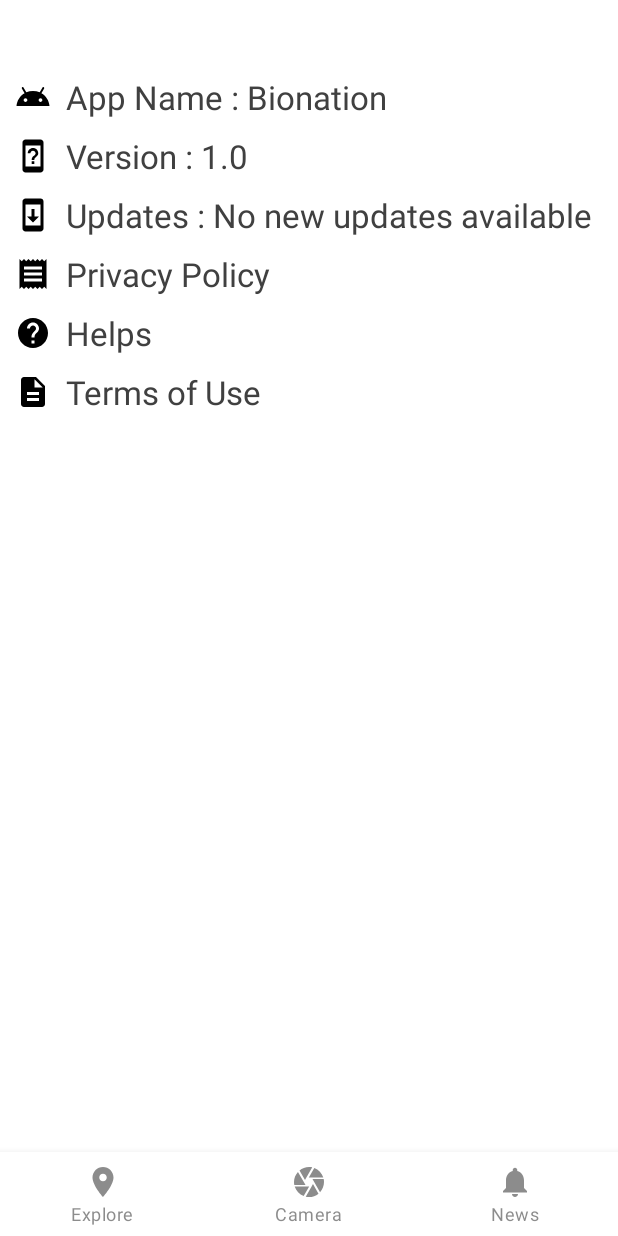
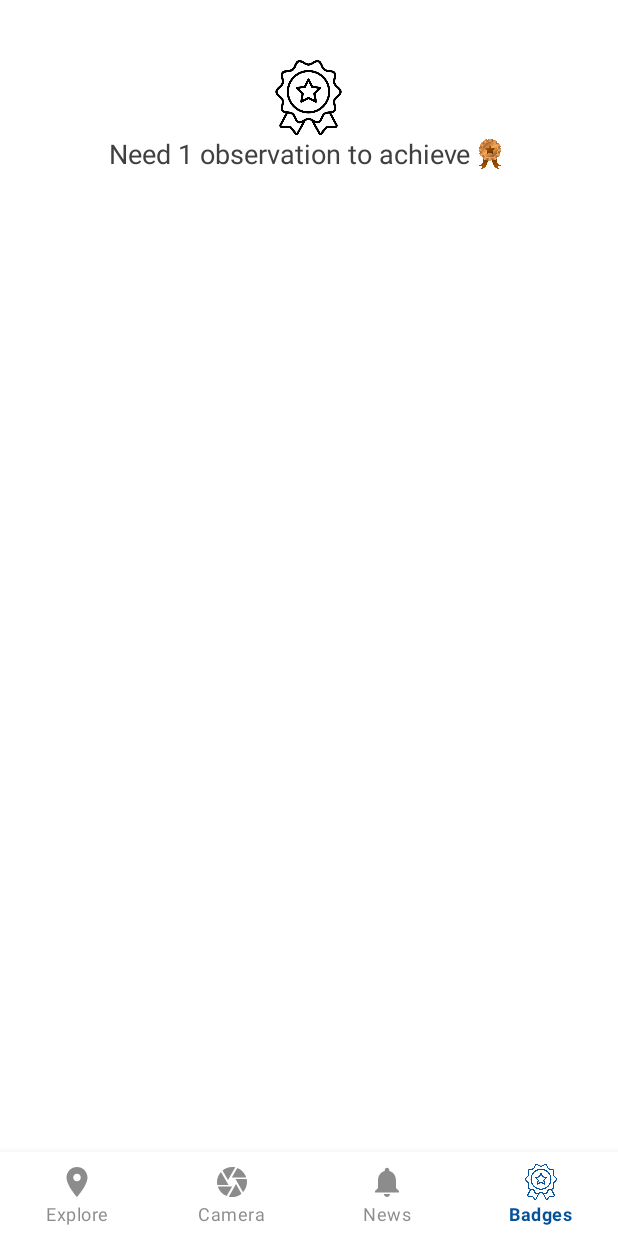
Before and after one commit to fias786/Bionation, an Android app: the SettingsFragment screen opened through its navigation route, on a phone screen of 412 x 824 dp. Run offline under Robolectric (Android 15) with nearby library versions, the phone set to English and light mode, and no system bars; our stand-ins replace navigation-ui; libraries missing offline, so code that uses them is left out: com.ibm.cloud, io.realm; pictures from the network do not load; 7 statements that could not run were skipped.

Commit message:
Badges added as bottom nagivation bar

```diff
--- a/app/src/main/java/com/persistent/bionation/ui/camera/ObservationBadges.java
+++ b/app/src/main/java/com/persistent/bionation/ui/camera/ObservationBadges.java
@@ -4,6 +4,7 @@ import android.annotation.SuppressLint;
 import android.graphics.Color;
 import android.os.Build;
 import android.os.Bundle;
+import android.util.Log;
 import android.view.View;
 import android.view.WindowManager;
 import android.widget.ImageView;
@@ -28,6 +29,8 @@ import io.realm.RealmConfiguration;
 import io.realm.RealmResults;
 
 public class ObservationBadges extends AppCompatActivity {
+
+    private static final String TAG = "ObservationBadges";
 
     TextView observationBadgeCount,badgesNoObservation;
     ImageView observationBadgeIcon,currentBadge;
@@ -80,7 +83,7 @@ public class ObservationBadges extends AppCompatActivity {
         realm = Realm.getDefaultInstance();
 
         RealmResults<BadgesDataObject> realmResults = realm.where(BadgesDataObject.class).findAllAsync();
-        if(realmResults!=null){
+        if(realmResults!=null && realmResults.toArray().length>0){
             for(BadgesDataObject badgesDataObject : realmResults){
                 BadgeObservationData badgeObservationData = new BadgeObservationData(badgesDataObject.imageUrl,
                         badgesDataObject.scientific_name,badgesDataObject.time,
--- a/app/src/main/java/com/persistent/bionation/ui/settings/SettingsFragment.java
+++ b/app/src/main/java/com/persistent/bionation/ui/settings/SettingsFragment.java
@@ -3,23 +3,96 @@ package com.persistent.bionation.ui.settings;
 import android.graphics.Color;
 import android.os.Build;
 import android.os.Bundle;
+import android.util.Log;
 import android.view.LayoutInflater;
 import android.view.View;
 import android.view.ViewGroup;
 import android.view.WindowManager;
+import android.widget.ImageView;
+import android.widget.TextView;
 
 import androidx.annotation.NonNull;
 import androidx.annotation.Nullable;
 import androidx.fragment.app.Fragment;
+import androidx.recyclerview.widget.LinearLayoutManager;
+import androidx.recyclerview.widget.RecyclerView;
 
 import com.persistent.bionation.R;
+import com.persistent.bionation.adapter.BadgesRecyclerView;
+import com.persistent.bionation.data.BadgeObservationData;
+import com.persistent.bionation.data.BadgesDataObject;
+import com.persistent.bionation.ui.camera.SharedPrefs;
+
+import java.util.ArrayList;
+
+import io.realm.Realm;
+import io.realm.RealmConfiguration;
+import io.realm.RealmResults;
 
 public class SettingsFragment extends Fragment {
+
+    private static final String TAG = "SettingsFragment";
+
+    TextView observationBadgeCount,badgesNoObservation;
+    ImageView observationBadgeIcon,currentBadge;
+    RecyclerView badgeRecyclerView;
+    BadgesRecyclerView badgesRecyclerViewAdapter;
+    ArrayList<BadgeObservationData> badgeObservationDataArrayList = new ArrayList<>();
+    Realm realm;
 
     @Nullable
     @Override
     public View onCreateView(@NonNull LayoutInflater inflater, @Nullable ViewGroup container, @Nullable Bundle savedInstanceState) {
         View root = inflater.inflate(R.layout.fragment_settings, container, false);
+        Realm.init(getContext());
+        Realm.setDefaultConfiguration(new RealmConfiguration.Builder().name("BadgesData").deleteRealmIfMigrationNeeded().allowWritesOnUiThread(true).allowQueriesOnUiThread(true).build());
+
+        observationBadgeCount = root.findViewById(R.id.ObservationBadgeCount);
+        observationBadgeIcon = root.findViewById(R.id.ObservationBadgeIcon);
+        currentBadge = root.findViewById(R.id.CurrentBadge);
+        badgeRecyclerView = root.findViewById(R.id.BadgesRecyclerView);
+        badgesNoObservation = root.findViewById(R.id.BadgesNoObservation);
+        badgesNoObservation.setVisibility(View.GONE);
+        observationBadgeCount.setText("Observation Count: "+ SharedPrefs.readSharedSetting(getContext(),"badges"));
+
+        if(SharedPrefs.readSharedSetting(getContext(),"badges") == 0){
+            currentBadge.setBackgroundResource(R.drawable.empty_badge);
+            observationBadgeCount.setText("Need 1 observation to achieve");
+            observationBadgeIcon.setBackgroundResource(R.drawable.bronze_badge);
+        }else if(SharedPrefs.readSharedSetting(getContext(),"badges") > 0 && SharedPrefs.readSharedSetting(getContext(),"badges") <= 50){
+            currentBadge.setBackgroundResource(R.drawable.bronze_badge);
+            observationBadgeCount.setText("Need "+(50-SharedPrefs.readSharedSetting(getContext(),"badges"))+" more observations to achieve");
+            observationBadgeIcon.setBackgroundResource(R.drawable.silver_badge);
+        }else if(SharedPrefs.readSharedSetting(getContext(),"badges") > 50 && SharedPrefs.readSharedSetting(getContext(),"badges") <= 100){
+            currentBadge.setBackgroundResource(R.drawable.silver_badge);
+            observationBadgeCount.setText("Need "+(100-SharedPrefs.readSharedSetting(getContext(),"badges"))+" more observations to achieve");
+            observationBadgeIcon.setBackgroundResource(R.drawable.gold_badge);
+        }else{
+            currentBadge.setBackgroundResource(R.drawable.gold_badge);
+            observationBadgeCount.setText("You have achieve max observations");
+            observationBadgeIcon.setBackgroundResource(R.drawable.gold_badge);
+        }
+
+        badgeRecyclerView.setLayoutManager(new LinearLayoutManager(getContext(),LinearLayoutManager.VERTICAL,false));
+        badgeRecyclerView.setHasFixedSize(true);
+        badgesRecyclerViewAdapter = new BadgesRecyclerView(getContext(),badgeObservationDataArrayList);
+        badgeRecyclerView.setAdapter(badgesRecyclerViewAdapter);
+
+        realm = Realm.getDefaultInstance();
+
+        RealmResults<BadgesDataObject> realmResults = realm.where(BadgesDataObject.class).findAllAsync();
+        Log.d(TAG, "onCreateView: "+ realmResults.toArray().length);
+        if(realmResults!=null && realmResults.toArray().length>0){
+            for(BadgesDataObject badgesDataObject : realmResults){
+                BadgeObservationData badgeObservationData = new BadgeObservationData(badgesDataObject.imageUrl,
+                        badgesDataObject.scientific_name,badgesDataObject.time,
+                        badgesDataObject.commonName,badgesDataObject.isThreatened,badgesDataObject.observeCount);
+                badgeObservationDataArrayList.add(badgeObservationData);
+                badgesRecyclerViewAdapter.notifyDataSetChanged();
+            }
+        }else{
+            badgesNoObservation.setVisibility(View.VISIBLE);
+        }
 
         return root;
     }
--- a/app/src/main/res/layout/fragment_settings.xml
+++ b/app/src/main/res/layout/fragment_settings.xml
@@ -1,93 +1,67 @@
 <?xml version="1.0" encoding="utf-8"?>
-<RelativeLayout
-    xmlns:android="http://schemas.android.com/apk/res/android" android:layout_width="match_parent"
+<RelativeLayout xmlns:android="http://schemas.android.com/apk/res/android"
+    xmlns:app="http://schemas.android.com/apk/res-auto"
+    xmlns:tools="http://schemas.android.com/tools"
+    android:layout_width="match_parent"
     android:layout_height="match_parent"
     android:background="@color/white"
     >
 
-    <TextView
-        android:drawableLeft="@drawable/ic_android_24dp"
-        android:drawableTint="@color/black"
-        android:drawablePadding="10dp"
-        android:id="@+id/SettingsAppName"
+    <ImageView
+        android:id="@+id/CurrentBadge"
+        android:layout_width="50dp"
+        android:layout_height="50dp"
+        android:layout_centerHorizontal="true"
+        android:layout_marginTop="40dp"
+        tools:background="@drawable/empty_badge"
+        />
+
+    <LinearLayout
+        android:id="@+id/BadgesLinearLayout"
         android:layout_width="wrap_content"
         android:layout_height="wrap_content"
-        android:text="App Name : Bionation"
-        android:textSize="22sp"
-        android:layout_marginTop="50dp"
-        android:layout_marginStart="10dp"
-        android:textColor="@color/dark_grey"
+        android:orientation="horizontal"
+        android:layout_centerHorizontal="true"
+        android:layout_below="@+id/CurrentBadge"
+        android:layout_marginBottom="10dp"
+        >
+
+        <TextView
+            android:id="@+id/ObservationBadgeCount"
+            android:layout_width="wrap_content"
+            android:layout_height="wrap_content"
+            android:textColor="@color/dark_grey"
+            android:textSize="18sp"
+            tools:text="Need 49 more observations to achieve"
+            />
+
+        <ImageView
+            android:id="@+id/ObservationBadgeIcon"
+            android:layout_width="25dp"
+            android:layout_height="25dp"
+            tools:background="@drawable/silver_badge"
+            />
+
+    </LinearLayout>
+
+    <androidx.recyclerview.widget.RecyclerView
+        android:id="@+id/BadgesRecyclerView"
+        android:layout_width="match_parent"
+        android:layout_height="match_parent"
+        tools:listitem="@layout/badge_recycler_view_layout"
+        android:layout_below="@+id/BadgesLinearLayout"
+        android:layout_marginBottom="50dp"
         />
 
     <TextView
-        android:drawableLeft="@drawable/ic_app_version_24dp"
-        android:drawableTint="@color/black"
-        android:drawablePadding="10dp"
-        android:id="@+id/SettingsAppVersion"
+        android:visibility="gone"
+        android:id="@+id/BadgesNoObservation"
         android:layout_width="wrap_content"
         android:layout_height="wrap_content"
-        android:text="Version : 1.0"
-        android:layout_below="@+id/SettingsAppName"
+        android:layout_centerInParent="true"
+        android:text="No observation available"
+        android:textColor="@color/dark_grey"
         android:textSize="22sp"
-        android:layout_marginTop="10dp"
-        android:layout_marginStart="10dp"
-        android:textColor="@color/dark_grey"
-        />
-
-    <TextView
-        android:drawableLeft="@drawable/app_update_icon"
-        android:drawablePadding="10dp"
-        android:id="@+id/SettingsAppUpdates"
-        android:layout_width="wrap_content"
-        android:layout_height="wrap_content"
-        android:text="Updates : No new updates available"
-        android:layout_below="@+id/SettingsAppVersion"
-        android:textSize="22sp"
-        android:layout_marginTop="10dp"
-        android:layout_marginStart="10dp"
-        android:textColor="@color/dark_grey"
-        />
-    <TextView
-        android:drawableLeft="@drawable/ic_privacy_policy_24dp"
-        android:drawablePadding="10dp"
-        android:drawableTint="@color/black"
-        android:id="@+id/SettingsPrivacy"
-        android:layout_width="wrap_content"
-        android:layout_height="wrap_content"
-        android:text="Privacy Policy"
-        android:layout_below="@+id/SettingsAppUpdates"
-        android:textSize="22sp"
-        android:layout_marginTop="10dp"
-        android:layout_marginStart="10dp"
-        android:textColor="@color/dark_grey"
-        />
-
-    <TextView
-        android:drawableLeft="@drawable/help_icon"
-        android:drawablePadding="10dp"
-        android:id="@+id/SettingsHelp"
-        android:layout_width="wrap_content"
-        android:layout_height="wrap_content"
-        android:text="Helps"
-        android:layout_below="@+id/SettingsPrivacy"
-        android:textSize="22sp"
-        android:layout_marginTop="10dp"
-        android:layout_marginStart="10dp"
-        android:textColor="@color/dark_grey"
-        />
-
-    <TextView
-        android:drawableLeft="@drawable/terms_icon"
-        android:drawablePadding="10dp"
-        android:id="@+id/SettingsTermsOfUse"
-        android:layout_width="wrap_content"
-        android:layout_height="wrap_content"
-        android:text="Terms of Use"
-        android:layout_below="@+id/SettingsHelp"
-        android:textSize="22sp"
-        android:layout_marginTop="10dp"
-        android:layout_marginStart="10dp"
-        android:textColor="@color/dark_grey"
         />
 
 </RelativeLayout>
--- a/app/src/main/res/layout/observation_badges_layout.xml
+++ b/app/src/main/res/layout/observation_badges_layout.xml
@@ -44,6 +44,13 @@
 
     </LinearLayout>
 
+    <androidx.recyclerview.widget.RecyclerView
+        android:id="@+id/BadgesRecyclerView"
+        android:layout_width="match_parent"
+        android:layout_height="match_parent"
+        tools:listitem="@layout/badge_recycler_view_layout"
+        android:layout_below="@+id/BadgesLinearLayout"/>
+
     <TextView
         android:visibility="gone"
         android:id="@+id/BadgesNoObservation"
@@ -51,14 +58,8 @@
         android:layout_height="wrap_content"
         android:layout_centerInParent="true"
         android:text="No observation available"
+        android:textColor="@color/dark_grey"
         android:textSize="22sp"
         />
 
-    <androidx.recyclerview.widget.RecyclerView
-        android:id="@+id/BadgesRecyclerView"
-        android:layout_width="match_parent"
-        android:layout_height="match_parent"
-        tools:listitem="@layout/badge_recycler_view_layout"
-        android:layout_below="@+id/BadgesLinearLayout"/>
-
 </RelativeLayout>
--- a/app/src/main/res/menu/bottom_nav_menu.xml
+++ b/app/src/main/res/menu/bottom_nav_menu.xml
@@ -20,10 +20,9 @@
         android:title="@string/updates" />
 
     <item
-        android:visible="false"
         android:id="@+id/navigation_settings"
         android:enabled="true"
-        android:icon="@drawable/ic_settings_24dp"
+        android:icon="@drawable/empty_badge"
         android:title="@string/settings" />
 
 </menu>
--- a/app/src/main/res/values/strings.xml
+++ b/app/src/main/res/values/strings.xml
@@ -4,5 +4,5 @@
     <string name="explore">Explore</string>
     <string name="camera">Camera</string>
     <string name="updates">News</string>
-    <string name="settings">Settings</string>
+    <string name="settings">Badges</string>
 </resources>
```
